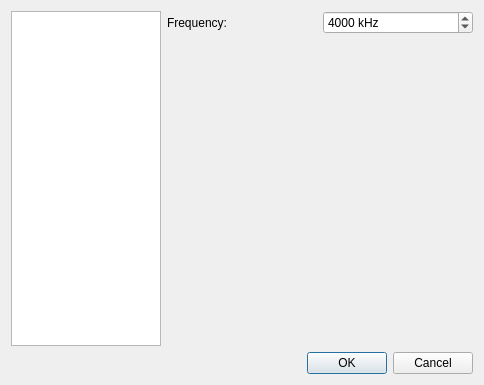
Qt form GUI/ui/ProjectConfiguration.ui (jankaluza/qsimkit) before a commit.
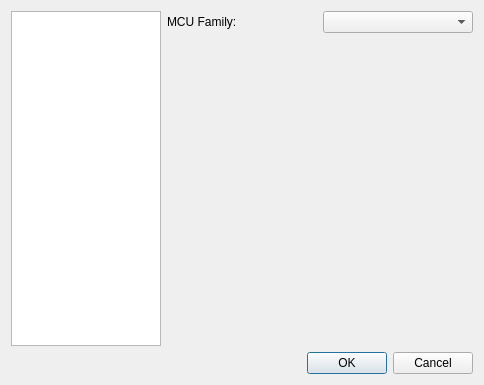
The same form after that commit. Custom widgets are drawn as their Qt base class.

What changed in the file:
```diff
--- a/GUI/ui/ProjectConfiguration.ui
+++ b/GUI/ui/ProjectConfiguration.ui
@@ -24,26 +24,6 @@
      </property>
     </widget>
    </item>
-   <item row="0" column="1">
-    <widget class="QLabel" name="label">
-     <property name="text">
-      <string>Frequency:</string>
-     </property>
-    </widget>
-   </item>
-   <item row="0" column="2">
-    <widget class="QSpinBox" name="frequency">
-     <property name="suffix">
-      <string> kHz</string>
-     </property>
-     <property name="maximum">
-      <number>16000</number>
-     </property>
-     <property name="value">
-      <number>4000</number>
-     </property>
-    </widget>
-   </item>
    <item row="1" column="1" colspan="2">
     <widget class="ScreenObjectPreview" name="preview" native="true">
      <property name="sizePolicy">
@@ -70,6 +50,16 @@
      </property>
     </widget>
    </item>
+   <item row="0" column="1">
+    <widget class="QLabel" name="label">
+     <property name="text">
+      <string>MCU Family:</string>
+     </property>
+    </widget>
+   </item>
+   <item row="0" column="2">
+    <widget class="QComboBox" name="family"/>
+   </item>
   </layout>
  </widget>
  <customwidgets>
```
